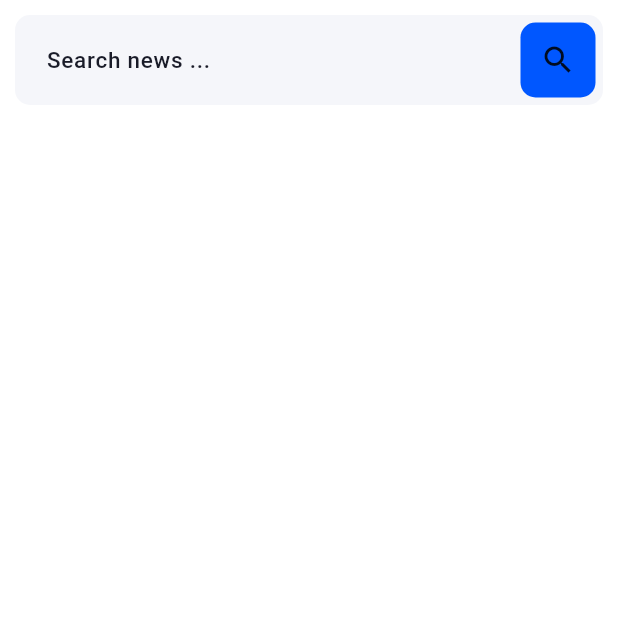
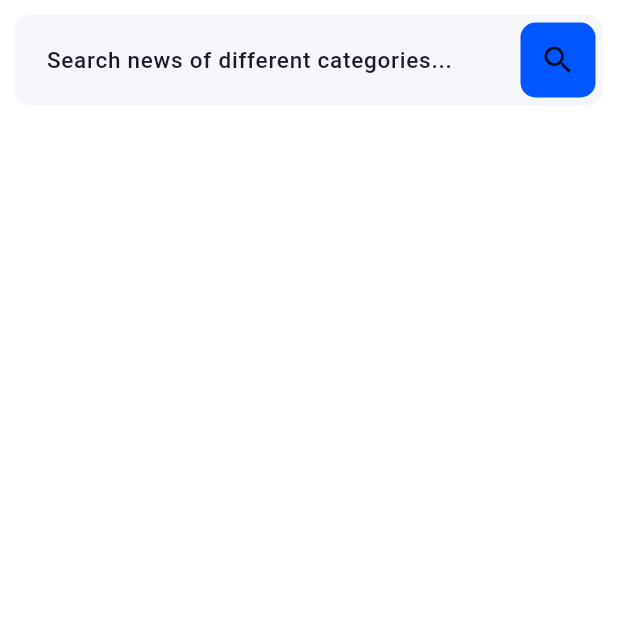
Before and after one commit to Usman-bin-Khalid/News_App_Complete-Frontend-Backend-API-, a Flutter app: the ArticlePage screen opened directly, on a phone screen of 412 x 824 dp, the top half of it. Run offline on Flutter 3.47's test engine with Material 3 defaults, Android fonts, the phone set to English and light mode, and no system bars; our stand-ins replace fluttertoast, get, shimmer; network calls fail; Roboto replaces fonts that are missing (Poppins).

Commit message:
Search Funtionlity Completed Successfully

```diff
--- a/lib/Pages/ArticlePage/Widgets/SearchWidget.dart
+++ b/lib/Pages/ArticlePage/Widgets/SearchWidget.dart
@@ -1,11 +1,16 @@
 import 'package:flutter/material.dart';
+import 'package:get/get.dart';
+import 'package:get/get_core/src/get_main.dart';
+import 'package:news_app/Controller/NewsController.dart';
 
 class SearchWidget extends StatelessWidget {
   const SearchWidget({super.key});
 
   @override
   Widget build(BuildContext context) {
-    return   Container(
+    NewsController newsController = Get.put(NewsController());
+    TextEditingController searchController = TextEditingController();
+    return Container(
       padding: EdgeInsets.all(5),
       decoration: BoxDecoration(
         borderRadius: BorderRadius.circular(10),
@@ -15,17 +20,31 @@ class SearchWidget extends StatelessWidget {
         children: [
           Expanded(
             child: TextField(
+              controller: searchController,
               decoration: InputDecoration(
-                          hintText: 'Search news ...',
+                hintText: 'Search news of different categories...',
 
-                          fillColor: Theme.of(
-                            context,
-                          ).colorScheme.primaryContainer,
+                fillColor: Theme.of(context).colorScheme.primaryContainer,
                 border: InputBorder.none,
               ),
             ),
           ),
-                    Container(
+          Obx(
+            () => newsController.isForNewsLoading.value
+                ? Container(
+                    width: 50,
+                    height: 50,
+                    decoration: BoxDecoration(
+                      borderRadius: BorderRadius.circular(10),
+                      color: Theme.of(context).colorScheme.primary,
+                    ),
+                    child: CircularProgressIndicator(color: Colors.white),
+                  )
+                : InkWell(
+                    onTap: () {
+                      newsController.searchNews(searchController.text);
+                    },
+                    child: Container(
                       width: 50,
                       height: 50,
                       decoration: BoxDecoration(
@@ -34,9 +53,10 @@ class SearchWidget extends StatelessWidget {
                       ),
                       child: Icon(Icons.search),
                     ),
+                  ),
+          ),
         ],
       ),
-              )
-           ;
+    );
   }
 }
```
Also changed, not shown: lib/Controller/NewsController.dart (+31 -0 lines). Lines whose indentation alone changed are shown as unchanged.
